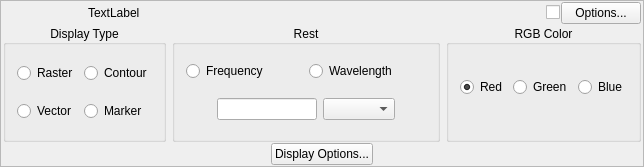
The window that code/display/QtViewer/ImageManager/ImageView.ui (radio-astro/casa) describes before a commit, drawn with Qt 5.
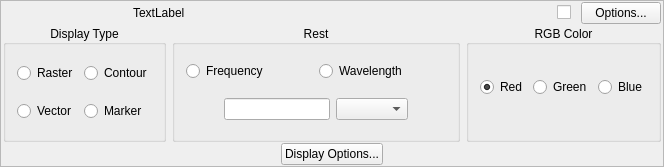
The same window after the commit.

Commit message: New Development: No             JIRA Issue: CAS-6403         Ready for Test: Yes      Interface Changes: No What Interface Changed: Please list interface changes          Test Programs: List test programs   Put in Release Notes: No              Module(s): Viewer/ImageManager            Description: Register/Unregister checkboxes layout not correct.

What changed in the file:
```diff
--- a/code/display/QtViewer/ImageManager/ImageView.ui
+++ b/code/display/QtViewer/ImageManager/ImageView.ui
@@ -6,7 +6,7 @@
    <rect>
     <x>0</x>
     <y>0</y>
-    <width>644</width>
+    <width>664</width>
     <height>167</height>
    </rect>
   </property>
@@ -38,7 +38,7 @@
    <item>
     <layout class="QHBoxLayout" name="horizontalLayout">
      <property name="spacing">
-      <number>1</number>
+      <number>10</number>
      </property>
      <property name="leftMargin">
       <number>5</number>
```
The commit also changes 1 other file.
